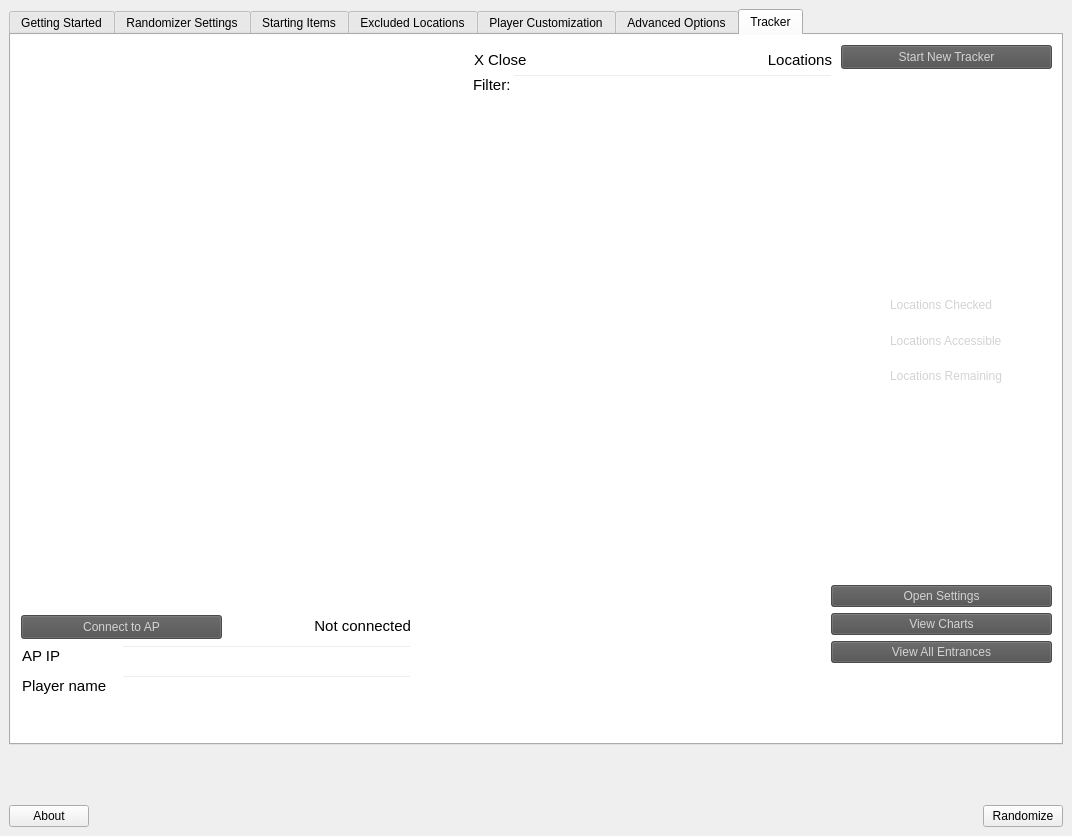
Qt form gui/desktop/mainwindow.ui (Teotia444/TWWHD-Randomizer-expbuilds) before a commit.
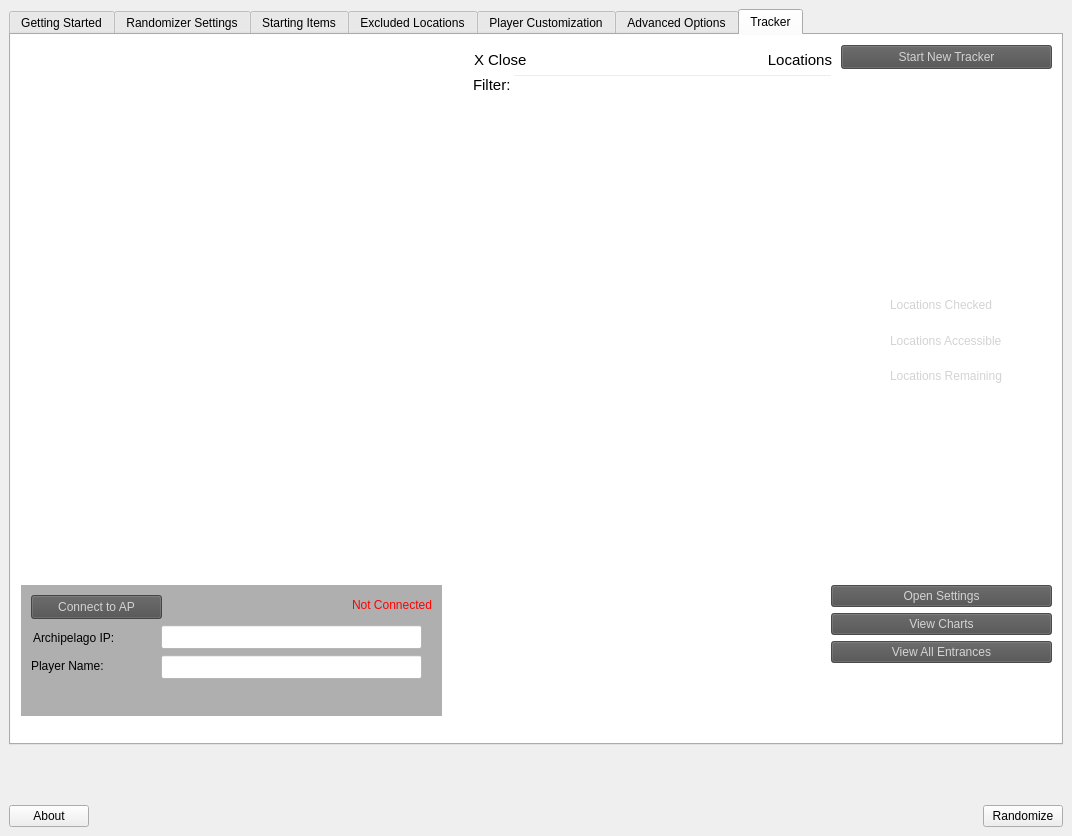
The same form after that commit. The open tabs and pages were chosen to show the change.

```diff
--- a/gui/desktop/mainwindow.ui
+++ b/gui/desktop/mainwindow.ui
@@ -35,7 +35,7 @@
          <x>0</x>
          <y>0</y>
          <width>1054</width>
-         <height>668</height>
+         <height>732</height>
         </rect>
        </property>
        <layout class="QVBoxLayout" name="verticalLayout_4">
@@ -3332,12 +3332,24 @@
              </item>
             </layout>
            </widget>
+           <widget class="QWidget" name="widget" native="true">
+            <property name="geometry">
+             <rect>
+              <x>10</x>
+              <y>550</y>
+              <width>421</width>
+              <height>131</height>
+             </rect>
+            </property>
+            <property name="styleSheet">
+             <string notr="true">background-color: rgba(160, 160, 160, 0.85);</string>
+            </property>
            <widget class="QPushButton" name="connect_ap_button">
             <property name="geometry">
              <rect>
               <x>10</x>
-              <y>580</y>
-              <width>201</width>
+               <y>10</y>
+               <width>131</width>
               <height>24</height>
              </rect>
             </property>
@@ -3352,59 +3364,65 @@
            <widget class="QLineEdit" name="ap_ip">
             <property name="geometry">
              <rect>
-              <x>110</x>
-              <y>610</y>
-              <width>291</width>
+               <x>140</x>
+               <y>40</y>
+               <width>261</width>
               <height>24</height>
              </rect>
             </property>
+             <property name="autoFillBackground">
+              <bool>false</bool>
+             </property>
             <property name="styleSheet">
-             <string notr="true">background-color: rgba(0, 0, 0, 0); color: black;</string>
-            </property>
-           </widget>
-           <widget class="QPushButton" name="connected_status">
+              <string notr="true">background-color: rgba(255,255,255,255); color: black;</string>
+             </property>
+            </widget>
+            <widget class="QLineEdit" name="ap_player_name">
             <property name="geometry">
              <rect>
-              <x>300</x>
-              <y>580</y>
-              <width>101</width>
-              <height>21</height>
-             </rect>
-            </property>
-            <property name="cursor">
-             <cursorShape>PointingHandCursor</cursorShape>
+               <x>140</x>
+               <y>70</y>
+               <width>261</width>
+               <height>24</height>
+              </rect>
+             </property>
+             <property name="autoFillBackground">
+              <bool>false</bool>
             </property>
             <property name="styleSheet">
-             <string notr="true">text-align: right;
-color: black;
-font-size: 15px;</string>
-            </property>
-            <property name="text">
-             <string>Not connected</string>
-            </property>
-            <property name="flat">
-             <bool>true</bool>
-            </property>
-           </widget>
-           <widget class="QLineEdit" name="ap_ip_2">
+              <string notr="true">background-color: rgba(255,255,255,255); color: black;</string>
+             </property>
+            </widget>
+            <widget class="QLabel" name="connected_status_label">
             <property name="geometry">
              <rect>
-              <x>110</x>
-              <y>640</y>
-              <width>291</width>
-              <height>24</height>
-             </rect>
-            </property>
+               <x>280</x>
+               <y>10</y>
+               <width>131</width>
+               <height>20</height>
+              </rect>
+             </property>
+             <property name="layoutDirection">
+              <enum>Qt::LayoutDirection::LeftToRight</enum>
+             </property>
             <property name="styleSheet">
-             <string notr="true">background-color: rgba(0, 0, 0, 0); color: black;</string>
-            </property>
-           </widget>
-           <widget class="QPushButton" name="connected_status_2">
+              <string notr="true">color: rgb(255, 0, 0);
+background-color: rgba(255, 255, 255, 0);
+font: 13pt &quot;Segoe UI&quot;;</string>
+             </property>
+             <property name="text">
+              <string>Not Connected</string>
+             </property>
+             <property name="alignment">
+              <set>Qt::AlignmentFlag::AlignRight|Qt::AlignmentFlag::AlignTrailing|Qt::AlignmentFlag::AlignVCenter</set>
+             </property>
+            </widget>
+            <widget class="QLabel" name="label_4">
             <property name="geometry">
              <rect>
-              <x>10</x>
-              <y>610</y>
-              <width>101</width>
+               <x>12</x>
+               <y>42</y>
+               <width>111</width>
               <height>21</height>
              </rect>
             </property>
@@ -3412,23 +3430,21 @@
              <cursorShape>PointingHandCursor</cursorShape>
             </property>
             <property name="styleSheet">
-             <string notr="true">text-align: left;
-color: black;
-font-size: 15px;</string>
+              <string notr="true">color: rgb(0, 0, 0);
+font: 12pt &quot;Segoe UI&quot;;
+background-color: rgba(255, 255, 255, 0);
+</string>
             </property>
             <property name="text">
-             <string>AP IP</string>
-            </property>
-            <property name="flat">
-             <bool>true</bool>
-            </property>
-           </widget>
-           <widget class="QPushButton" name="connected_status_3">
+              <string>Archipelago IP:</string>
+             </property>
+            </widget>
+            <widget class="QLabel" name="label_12">
             <property name="geometry">
              <rect>
               <x>10</x>
-              <y>640</y>
-              <width>101</width>
+               <y>70</y>
+               <width>111</width>
               <height>21</height>
              </rect>
             </property>
@@ -3436,16 +3452,15 @@
              <cursorShape>PointingHandCursor</cursorShape>
             </property>
             <property name="styleSheet">
-             <string notr="true">text-align: left;
-color: black;
-font-size: 15px;</string>
+              <string notr="true">color: rgb(0, 0, 0);
+font: 12pt &quot;Segoe UI&quot;;
+background-color: rgba(255, 255, 255, 0);
+</string>
             </property>
             <property name="text">
-             <string>Player name</string>
-            </property>
-            <property name="flat">
-             <bool>true</bool>
-            </property>
+              <string>Player Name:</string>
+             </property>
+            </widget>
            </widget>
           </widget>
          </widget>
```
Left out of the diff: 8 changed lines with no effect on the pictures. Lines whose indentation alone changed are shown as unchanged.
